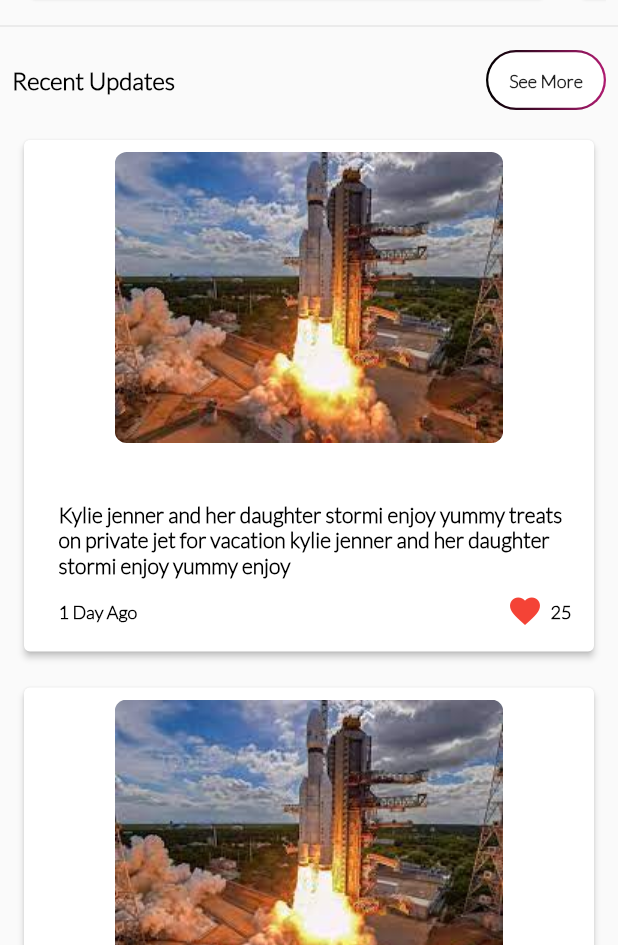
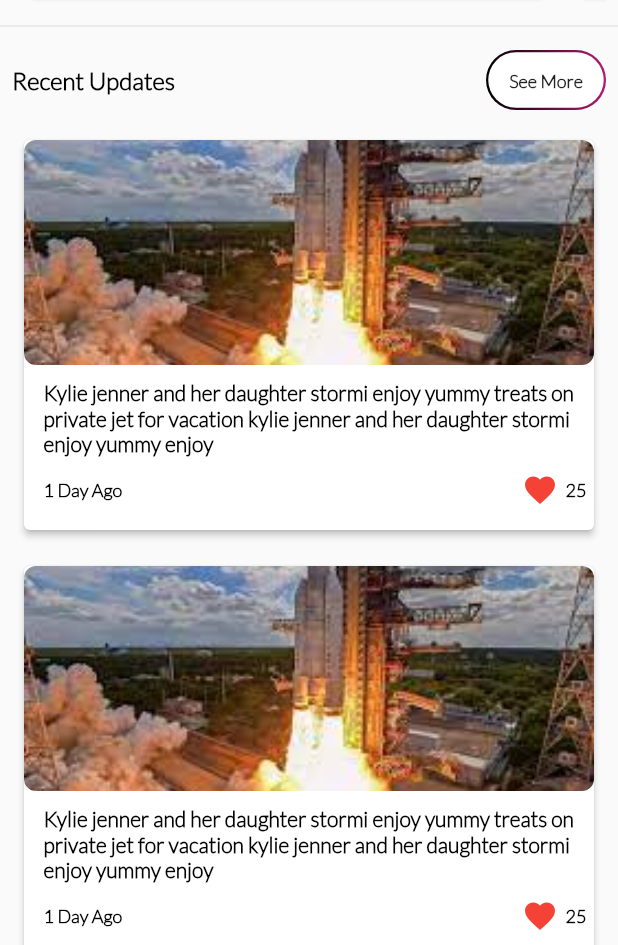
Before and after one commit to khushboo-taneja95/newsappflutter, a Flutter app: the HomeScreen screen opened directly, scrolled down 576 dp, on a phone screen of 412 x 824 dp, the part 291-1236 px from its top. Run offline on Flutter 3.47's test engine with Material 2 defaults, Android fonts, the phone set to English and light mode, and no system bars.

Commit message:
ui set in categoresi, favorite, home

```diff
--- a/lib/screens/home/home_screen.dart
+++ b/lib/screens/home/home_screen.dart
@@ -368,7 +368,7 @@ class _HomeScreenState extends State<HomeScreen> {
                           child: Text(
                             "Sky Perfect JSAT order first Airbus satelite Sky Perfect JSAT order first Airbus satelite",
                             maxLines: 4,
-                            selectionColor:Colors.black,
+                            selectionColor: Colors.black,
                             overflow: TextOverflow.ellipsis,
                             style: TextStyle(
                               color: Colors.black,
@@ -537,42 +537,24 @@ class _HomeScreenState extends State<HomeScreen> {
       child: Card(
         color: Colors.white,
         elevation: 2,
-        child: Padding(
-          padding: const EdgeInsets.only(left: 15, right: 15, bottom: 5.0),
         child: Column(
           children: <Widget>[
-              Padding(
-                padding: const EdgeInsets.all(8.0),
-                child: ClipRRect(
+            ClipRRect(
               borderRadius: BorderRadius.circular(8.0),
               child: Image.asset(
                 "assets/space.jpeg",
-                  ),
+                height: 150.0,
+                width: double.infinity,
+                fit: BoxFit.cover,
               ),
             ),
             const SizedBox(
-                height: 5,
+              height: 10,
             ),
-              const Column(
+            const Padding(
+              padding: EdgeInsets.only(left: 5, right: 5, bottom: 5.0),
+              child: Column(
                 children: [
-                  Padding(
-                    padding: EdgeInsets.only(left: 8.0),
-                    child: Align(
-                        alignment: Alignment.topLeft,
-                        child: Text(
-                          "Sky Perfect JSAT order first Airbus satelite",
-                          maxLines: 2,
-                          overflow: TextOverflow.ellipsis,
-                          style: TextStyle(
-                              fontSize: 14,
-                              color: Colors.white,
-                              fontWeight: FontWeight.bold,
-                              height: 1.5),
-                        )),
-                  ),
-                  SizedBox(
-                    height: 5,
-                  ),
                   Padding(
                     padding: EdgeInsets.only(left: 8.0),
                     child: Align(
@@ -629,8 +611,8 @@ class _HomeScreenState extends State<HomeScreen> {
                   )
                 ],
               ),
+            ),
           ],
-          ),
         ),
       ),
     );
```
Also changed, not shown: lib/screens/categories/categories.dart (+24 -21 lines), lib/screens/favourite/favourite.dart (+4 -6 lines), lib/widgets/responsive_utils.dart (added, +16 -0 lines). Lines whose indentation alone changed are shown as unchanged.
